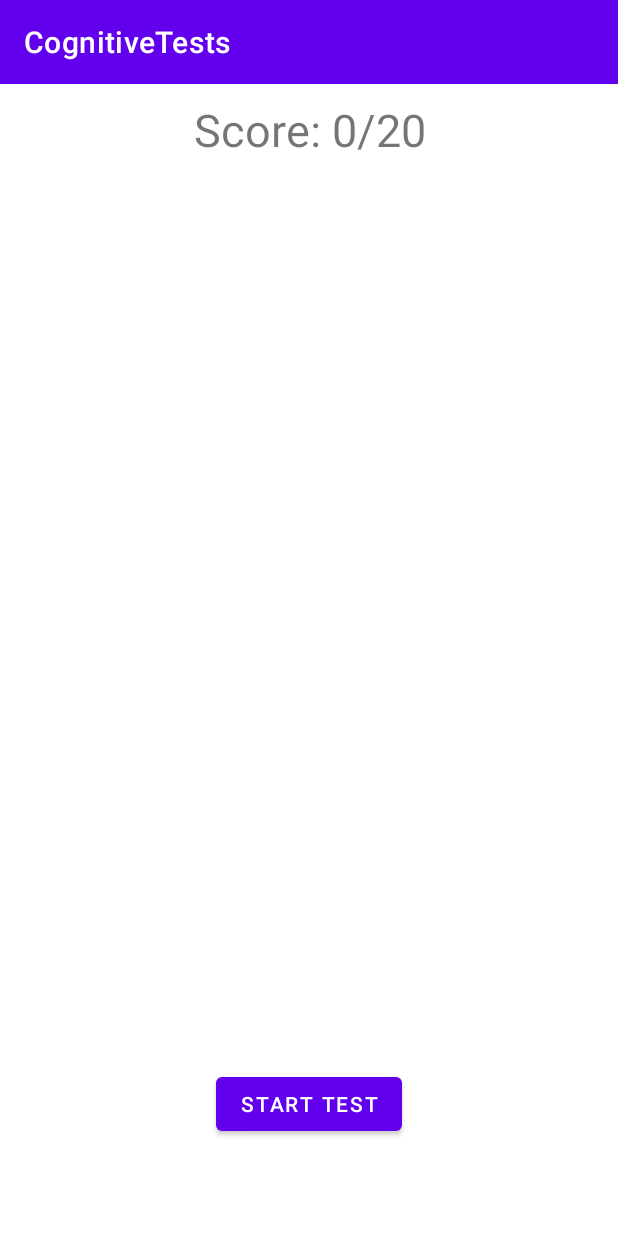
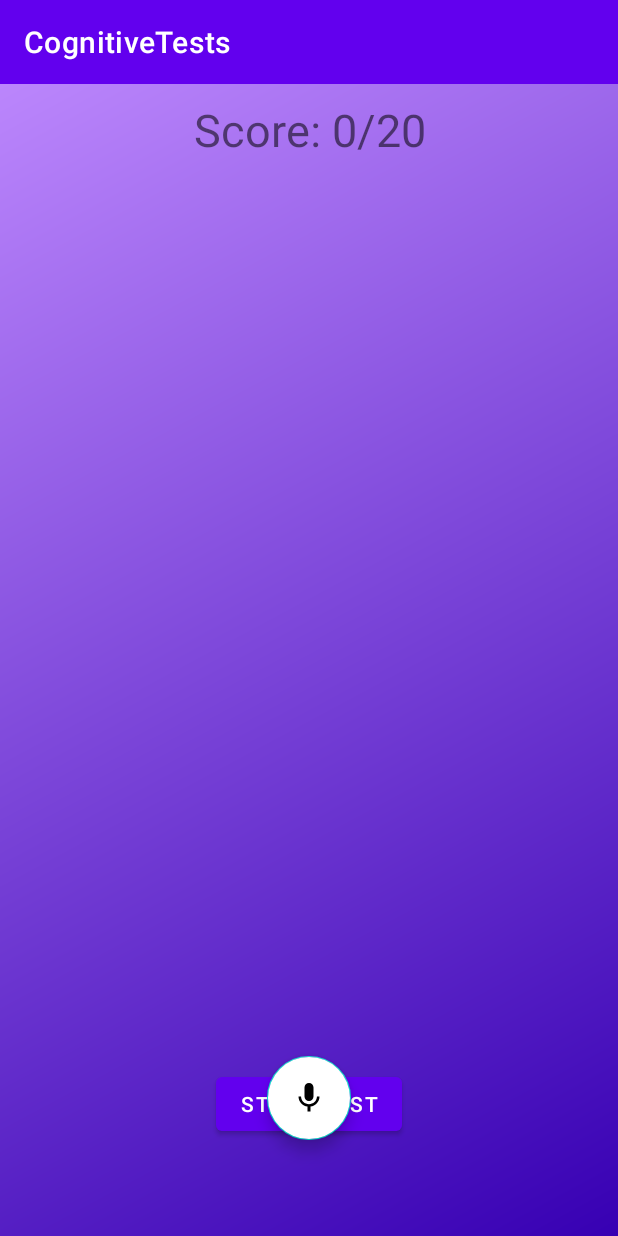
Before and after one commit to LethalDriver/CognitiveTests, an Android app: the StroopTest screen opened through its navigation route, on a phone screen of 412 x 824 dp. Run offline under Robolectric (Android 15) with nearby library versions, the phone set to English and light mode, and no system bars.

Commit message:
Added animation to the floating button in stroop test.

```diff
--- /dev/null
+++ b/app/src/main/res/drawable/baseline_mic_24.xml
@@ -0,0 +1,5 @@
+<vector xmlns:android="http://schemas.android.com/apk/res/android" android:height="24dp" android:tint="#6200EE" android:viewportHeight="24" android:viewportWidth="24" android:width="24dp">
+
+    <path android:fillColor="@android:color/white" android:pathData="M12,14c1.66,0 2.99,-1.34 2.99,-3L15,5c0,-1.66 -1.34,-3 -3,-3S9,3.34 9,5v6c0,1.66 1.34,3 3,3zM17.3,11c0,3 -2.54,5.1 -5.3,5.1S6.7,14 6.7,11L5,11c0,3.41 2.72,6.23 6,6.72L11,21h2v-3.28c3.28,-0.48 6,-3.3 6,-6.72h-1.7z"/>
+
+</vector>
--- /dev/null
+++ b/app/src/main/res/drawable/round_button.xml
@@ -0,0 +1,4 @@
+<shape xmlns:android="http://schemas.android.com/apk/res/android">
+    <solid android:color="#FFFF"/>
+    <corners android:radius="2000dp"/>
+</shape>
--- a/app/src/main/res/layout/fragment_stroop_test.xml
+++ b/app/src/main/res/layout/fragment_stroop_test.xml
@@ -4,7 +4,9 @@
     xmlns:tools="http://schemas.android.com/tools"
     android:layout_width="match_parent"
     android:layout_height="match_parent"
-    tools:context=".fragment.StroopTest">
+    tools:context=".fragment.StroopTest"
+    android:background="@drawable/gradient_background"
+    >
 
     <androidx.constraintlayout.widget.ConstraintLayout
         android:layout_width="match_parent"
@@ -35,16 +37,18 @@
             app:layout_constraintTop_toTopOf="parent"
             android:textSize="40sp"/>
 
-        <Button
+        <com.google.android.material.floatingactionbutton.FloatingActionButton
             android:layout_width="wrap_content"
             android:layout_height="wrap_content"
             android:id="@+id/speechListenButton"
             android:text="Listen"
+            android:src="@drawable/baseline_mic_24"
+            android:backgroundTint="@color/white"
+            app:fabSize="normal"
             app:layout_constraintBottom_toBottomOf="parent"
             app:layout_constraintEnd_toEndOf="parent"
             app:layout_constraintStart_toStartOf="parent"
             android:layout_marginBottom="64dp"
-            android:visibility="gone"
             />
 
         <Button
```
Also changed, not shown: app/src/main/java/com/example/cognitivetests/fragment/StroopTest.kt (+22 -2 lines).
